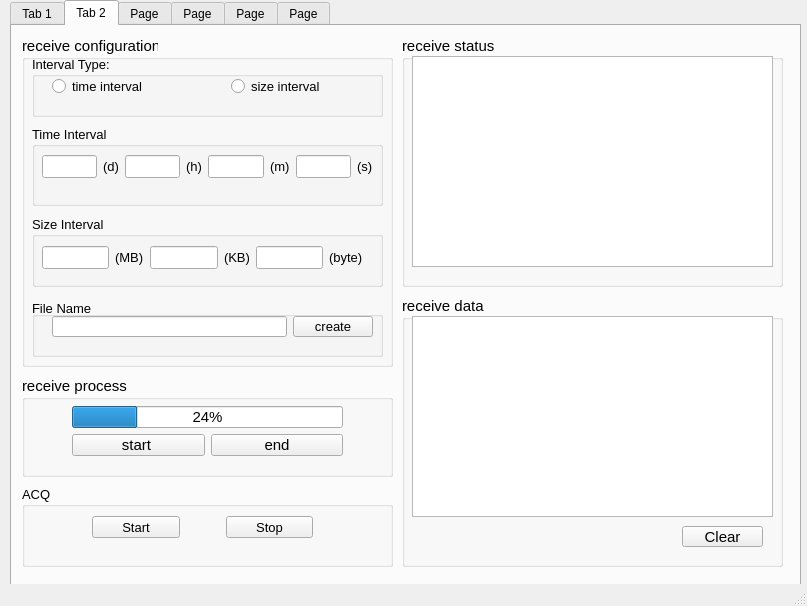
Above: mainwindow.ui from Dreamcatcher-aug/muon_Window before the change. Below: the same form after it.
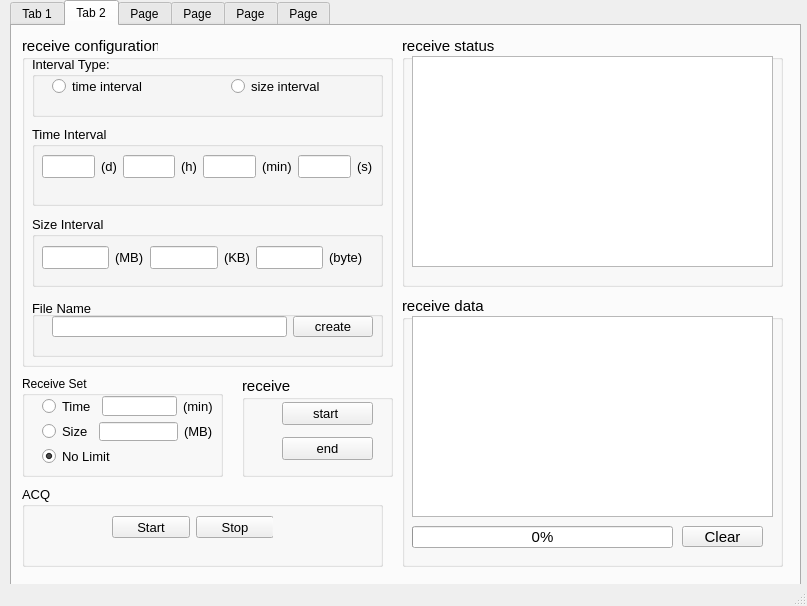
That is the form after the change. The open tabs and pages were chosen to show the change.

The edit to the form file:
```diff
--- a/mainwindow.ui
+++ b/mainwindow.ui
@@ -582,7 +582,7 @@
             </font>
            </property>
            <property name="text">
-            <string>(m)</string>
+            <string>(min)</string>
            </property>
           </widget>
          </item>
@@ -867,13 +867,26 @@
         <string>Clear</string>
        </property>
       </widget>
+      <widget class="QProgressBar" name="receiveprogress">
+       <property name="geometry">
+        <rect>
+         <x>10</x>
+         <y>230</y>
+         <width>261</width>
+         <height>22</height>
+        </rect>
+       </property>
+       <property name="value">
+        <number>0</number>
+       </property>
+      </widget>
      </widget>
      <widget class="QGroupBox" name="receiveprocess">
       <property name="geometry">
        <rect>
-        <x>10</x>
+        <x>230</x>
         <y>350</y>
-        <width>371</width>
+        <width>151</width>
         <height>101</height>
        </rect>
       </property>
@@ -883,42 +896,41 @@
        </font>
       </property>
       <property name="title">
-       <string>receive process</string>
+       <string>receive </string>
       </property>
       <widget class="QWidget" name="layoutWidget">
        <property name="geometry">
         <rect>
-         <x>50</x>
-         <y>30</y>
-         <width>271</width>
-         <height>50</height>
+         <x>40</x>
+         <y>20</y>
+         <width>91</width>
+         <height>71</height>
         </rect>
        </property>
        <layout class="QVBoxLayout" name="verticalLayout_22">
         <item>
-         <widget class="QProgressBar" name="receiveprogress">
-          <property name="value">
-           <number>24</number>
+         <widget class="QPushButton" name="starttosave">
+          <property name="font">
+           <font>
+            <pointsize>10</pointsize>
+           </font>
+          </property>
+          <property name="text">
+           <string>start </string>
           </property>
          </widget>
         </item>
         <item>
-         <layout class="QHBoxLayout" name="horizontalLayout_9">
-          <item>
-           <widget class="QPushButton" name="starttosave">
-            <property name="text">
-             <string>start </string>
-            </property>
-           </widget>
-          </item>
-          <item>
-           <widget class="QPushButton" name="endlisten">
-            <property name="text">
-             <string>end</string>
-            </property>
-           </widget>
-          </item>
-         </layout>
+         <widget class="QPushButton" name="endlisten">
+          <property name="font">
+           <font>
+            <pointsize>10</pointsize>
+           </font>
+          </property>
+          <property name="text">
+           <string>end</string>
+          </property>
+         </widget>
         </item>
        </layout>
       </widget>
@@ -928,7 +940,7 @@
        <rect>
         <x>10</x>
         <y>460</y>
-        <width>371</width>
+        <width>361</width>
         <height>81</height>
        </rect>
       </property>
@@ -940,16 +952,16 @@
       <property name="title">
        <string>ACQ</string>
       </property>
-      <widget class="QWidget" name="layoutWidget_4">
+      <widget class="QWidget" name="layoutWidget">
        <property name="geometry">
         <rect>
-         <x>70</x>
+         <x>90</x>
          <y>30</y>
-         <width>221</width>
+         <width>161</width>
          <height>22</height>
         </rect>
        </property>
-       <layout class="QHBoxLayout" name="horizontalLayout_7">
+       <layout class="QHBoxLayout" name="horizontalLayout_9">
         <item>
          <widget class="QPushButton" name="ACQ_start">
           <property name="text">
@@ -958,13 +970,10 @@
          </widget>
         </item>
         <item>
-         <spacer name="horizontalSpacer_6">
+         <spacer name="horizontalSpacer_4">
           <property name="orientation">
            <enum>Qt::Orientation::Horizontal</enum>
           </property>
-          <property name="sizeType">
-           <enum>QSizePolicy::Policy::Fixed</enum>
-          </property>
           <property name="sizeHint" stdset="0">
            <size>
             <width>40</width>
@@ -983,6 +992,108 @@
        </layout>
       </widget>
      </widget>
+     <widget class="QGroupBox" name="groupBox">
+      <property name="geometry">
+       <rect>
+        <x>10</x>
+        <y>350</y>
+        <width>201</width>
+        <height>101</height>
+       </rect>
+      </property>
+      <property name="title">
+       <string>Receive Set</string>
+      </property>
+      <widget class="QWidget" name="layoutWidget_3">
+       <property name="geometry">
+        <rect>
+         <x>20</x>
+         <y>20</y>
+         <width>171</width>
+         <height>70</height>
+        </rect>
+       </property>
+       <layout class="QVBoxLayout" name="verticalLayout_24">
+        <item>
+         <layout class="QHBoxLayout" name="horizontalLayout_7">
+          <item>
+           <widget class="QRadioButton" name="receive_timeset">
+            <property name="font">
+             <font>
+              <pointsize>10</pointsize>
+             </font>
+            </property>
+            <property name="text">
+             <string>Time</string>
+            </property>
+           </widget>
+          </item>
+          <item>
+           <widget class="QLineEdit" name="receive_timeset_edit"/>
+          </item>
+          <item>
+           <widget class="QLabel" name="label_135">
+            <property name="font">
+             <font>
+              <pointsize>10</pointsize>
+             </font>
+            </property>
+            <property name="text">
+             <string>(min)</string>
+            </property>
+           </widget>
+          </item>
+         </layout>
+        </item>
+        <item>
+         <layout class="QHBoxLayout" name="horizontalLayout_140">
+          <item>
+           <widget class="QRadioButton" name="receive_sizeset">
+            <property name="font">
+             <font>
+              <pointsize>10</pointsize>
+             </font>
+            </property>
+            <property name="text">
+             <string>Size</string>
+            </property>
+           </widget>
+          </item>
+          <item>
+           <widget class="QLineEdit" name="receive_sizeset_edit"/>
+          </item>
+          <item>
+           <widget class="QLabel" name="label_139">
+            <property name="font">
+             <font>
+              <pointsize>10</pointsize>
+             </font>
+            </property>
+            <property name="text">
+             <string>(MB)</string>
+            </property>
+           </widget>
+          </item>
+         </layout>
+        </item>
+        <item>
+         <widget class="QRadioButton" name="receive_infinity">
+          <property name="font">
+           <font>
+            <pointsize>10</pointsize>
+           </font>
+          </property>
+          <property name="text">
+           <string>No Limit</string>
+          </property>
+          <property name="checked">
+           <bool>true</bool>
+          </property>
+         </widget>
+        </item>
+       </layout>
+      </widget>
+     </widget>
     </widget>
     <widget class="QWidget" name="tab_2">
      <attribute name="title">
```
Left out of the diff: 57 changed lines with no effect on the pictures.
